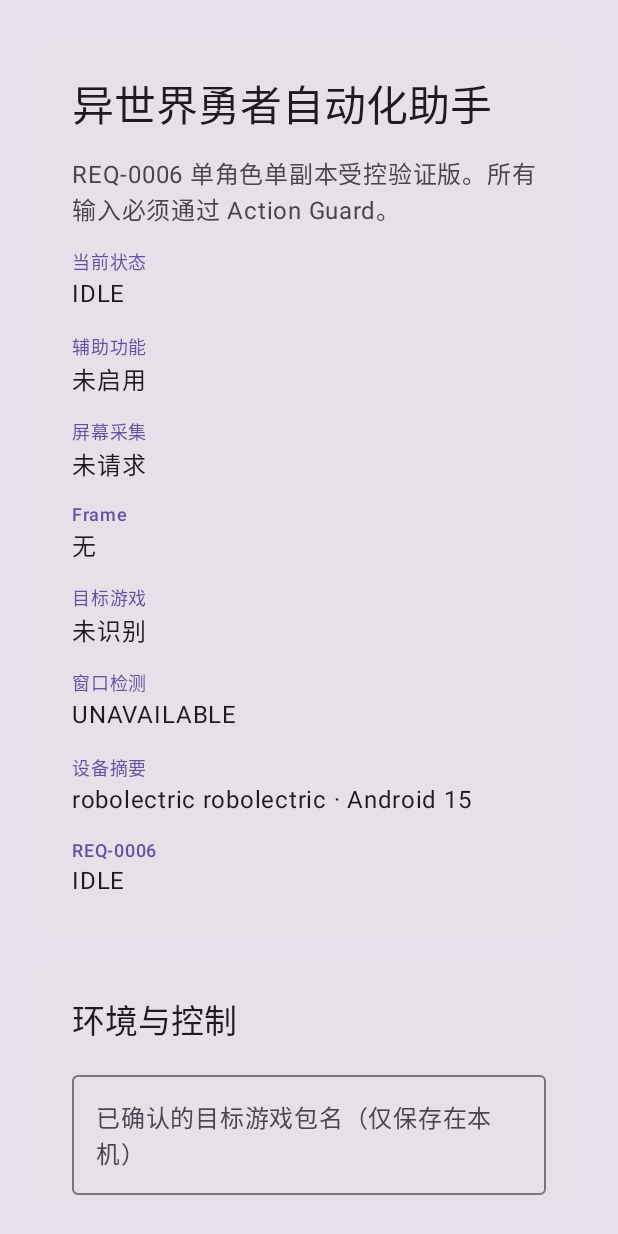
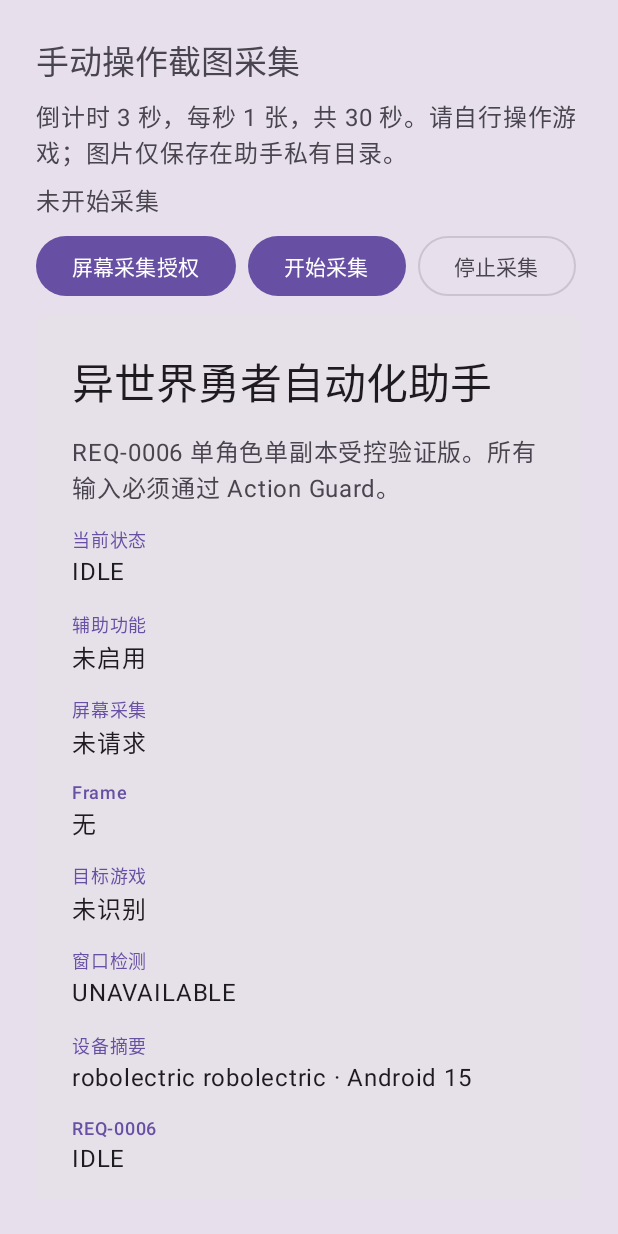
Before and after one commit to LiDQuan/yishi_game, an Android app built with Jetpack Compose: the composable AssistantApp shown on its own in the app's theme, on a phone screen of 412 x 824 dp. Run offline under Robolectric (Android 15) with nearby library versions, the light colour scheme and no system bars.

Commit message:
feat: add private timed screenshot recording for calibration

```diff
--- a/app/src/main/java/com/lidquan/yishigame/ui/AssistantApp.kt
+++ b/app/src/main/java/com/lidquan/yishigame/ui/AssistantApp.kt
@@ -48,11 +48,22 @@ fun AssistantApp(
     var showVision by remember { mutableStateOf(false) }
     var showCalibration by remember { mutableStateOf(false) }
     val calibration by viewModel.calibration.collectAsState()
+    val recordingStatus by viewModel.recordingStatus.collectAsState()
 
     MaterialTheme {
         Surface(modifier = Modifier.fillMaxSize(), color = MaterialTheme.colorScheme.surfaceVariant) {
             BoxWithConstraints(modifier = Modifier.fillMaxSize().padding(24.dp)) {
-                if (maxWidth >= 840.dp) {
+                val wideLayout = maxWidth >= 840.dp
+                Column(verticalArrangement = Arrangement.spacedBy(8.dp)) {
+                    Text("手动操作截图采集", style = MaterialTheme.typography.titleLarge)
+                    Text("倒计时 3 秒，每秒 1 张，共 30 秒。请自行操作游戏；图片仅保存在助手私有目录。")
+                    Text(recordingStatus)
+                    Row(horizontalArrangement = Arrangement.spacedBy(8.dp)) {
+                        Button(onClick = onRequestCapture, enabled = state.captureState !is ScreenCaptureState.Active) { Text("屏幕采集授权") }
+                        Button(onClick = viewModel::startCalibrationRecording) { Text("开始采集") }
+                        OutlinedButton(onClick = viewModel::stopCalibrationRecording) { Text("停止采集") }
+                    }
+                if (wideLayout) {
                     Row(horizontalArrangement = Arrangement.spacedBy(20.dp)) {
                         Overview(state, Modifier.weight(1f))
                         Controls(
@@ -83,6 +94,7 @@ fun AssistantApp(
                             onShowCalibration = { showCalibration = true },
                         )
                     }
+                }
                 }
             }
         }
```
Also changed, not shown: app/src/main/java/com/lidquan/yishigame/MainViewModel.kt (+49 -0 lines), app/src/main/java/com/lidquan/yishigame/capture/CalibrationRecording.kt (added, +22 -0 lines), 1 other file.
